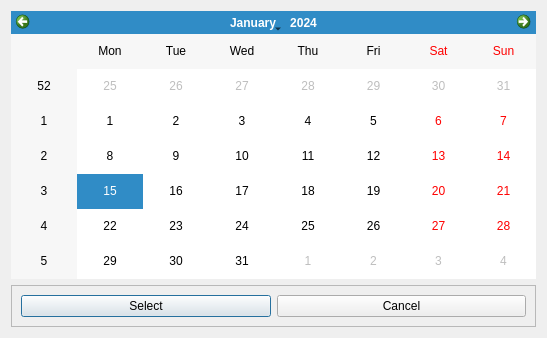
The window that UIs/Calendar.ui (JeffHoogland/qutemtgstats) describes before a commit, drawn with Qt 5.
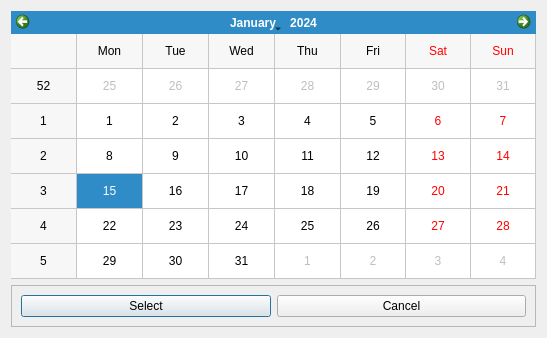
The same window after the commit.

Patch:
```diff
--- a/UIs/Calendar.ui
+++ b/UIs/Calendar.ui
@@ -15,7 +15,18 @@
   </property>
   <layout class="QVBoxLayout" name="verticalLayout">
    <item>
-    <widget class="QCalendarWidget" name="calendarWidget"/>
+    <widget class="QCalendarWidget" name="calendarWidget">
+     <property name="minimumDate">
+      <date>
+       <year>1991</year>
+       <month>1</month>
+       <day>1</day>
+      </date>
+     </property>
+     <property name="gridVisible">
+      <bool>true</bool>
+     </property>
+    </widget>
    </item>
    <item>
     <widget class="QFrame" name="buttonFrame">
```
Left out of the diff: 2 changed lines with no effect on the pictures.
